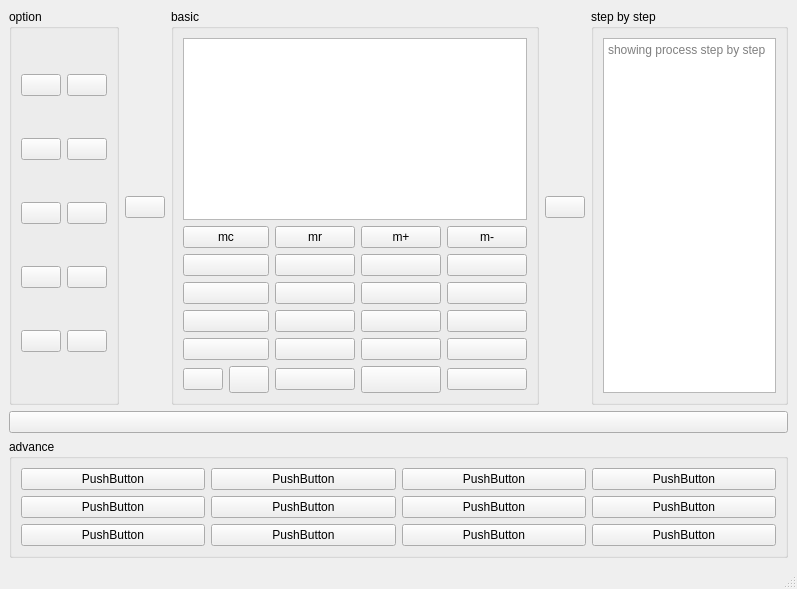
First picture: the form in calculator/calculator.ui, repository UniversityOfIsfahan-DS-00/phase3-mat-mot, before the edit.
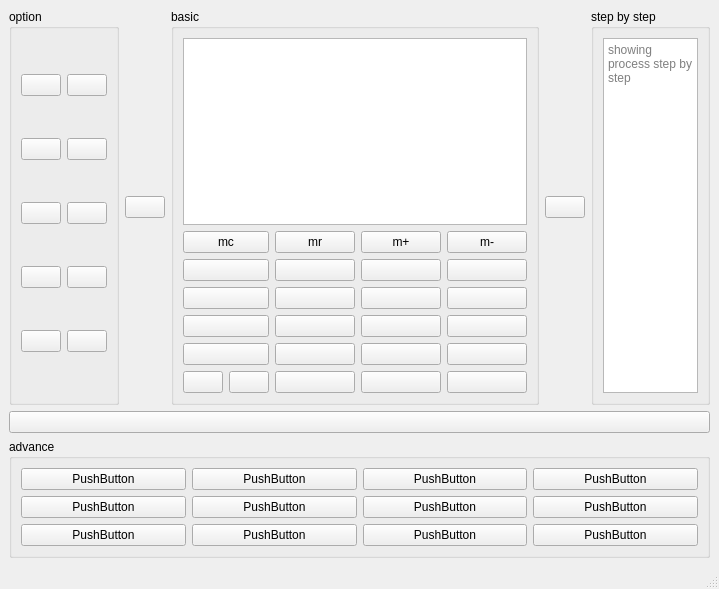
Second picture: the form after the edit. Icons and pictures are not drawn.

Commit message: comeleted is match function that control valid input

```diff
--- a/calculator/calculator.ui
+++ b/calculator/calculator.ui
@@ -9,7 +9,7 @@
    <rect>
     <x>0</x>
     <y>0</y>
-    <width>797</width>
+    <width>719</width>
     <height>589</height>
    </rect>
   </property>
@@ -27,7 +27,7 @@
   </property>
   <property name="maximumSize">
    <size>
-    <width>797</width>
+    <width>719</width>
     <height>589</height>
    </size>
   </property>
@@ -375,7 +375,7 @@
              <property name="minimumSize">
               <size>
                <width>0</width>
-               <height>27</height>
+               <height>0</height>
               </size>
              </property>
              <property name="text">
```
Left out of the diff: 2 changed lines with no effect on the pictures. The commit also changes 1 other file.
